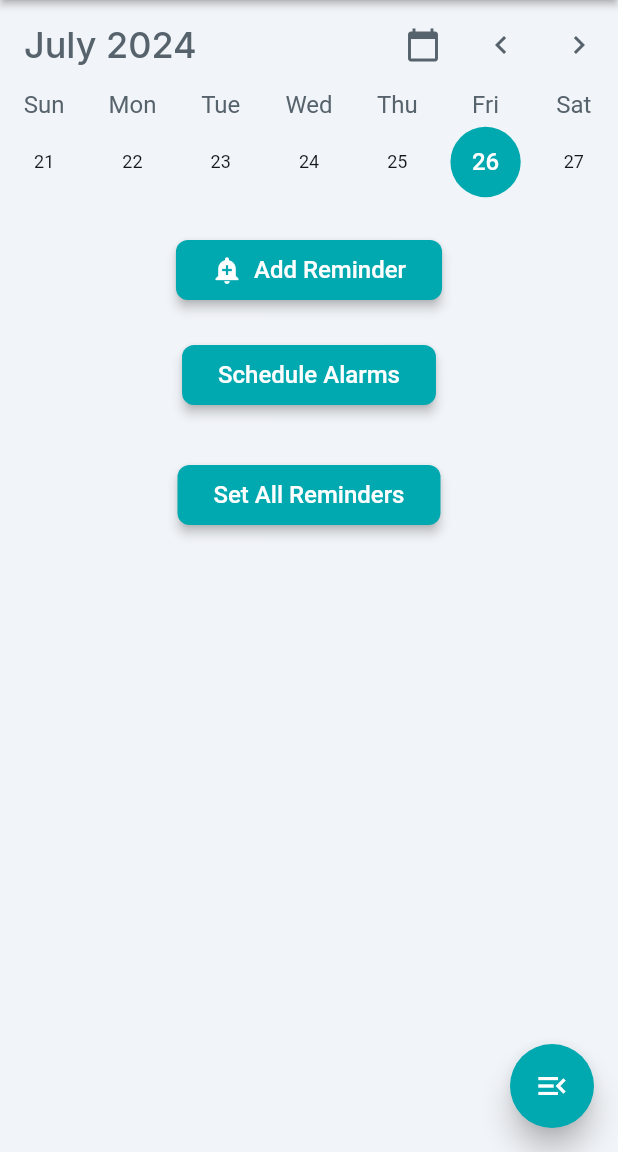
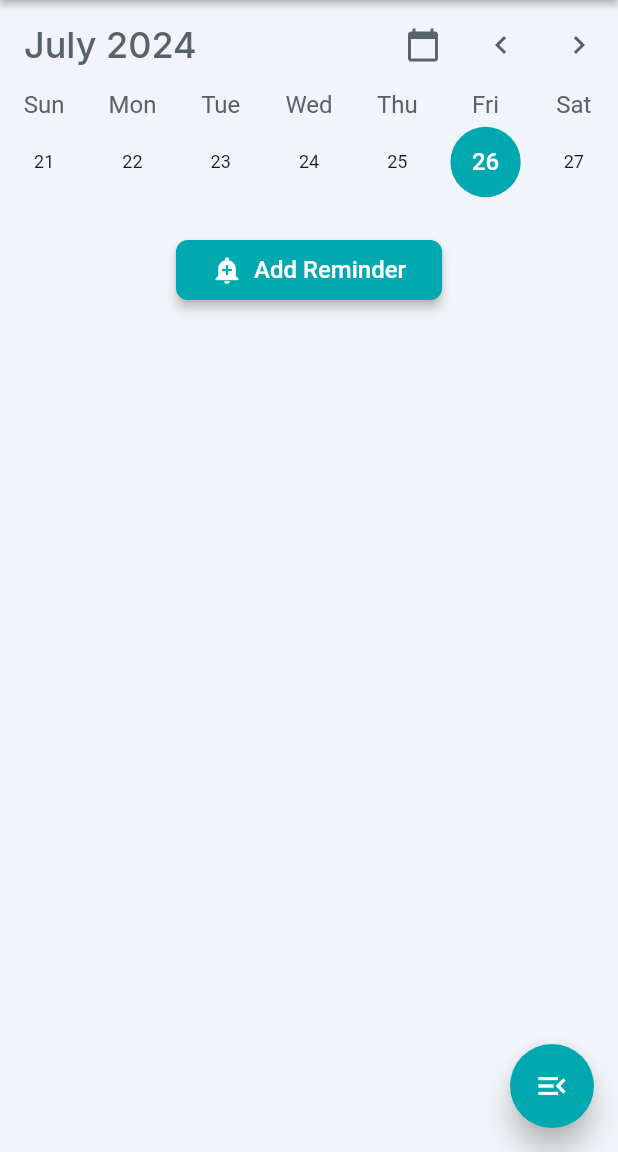
Before and after one commit to Joemuema/MyGloocoLocal, a Flutter app: the MedicationHomeWidget screen opened directly, on a phone screen of 412 x 824 dp, the part 84-1236 px from its top. Run offline on Flutter 3.47's test engine with Material 3 defaults, Android fonts, the light colour scheme and no system bars; drawn by our look-alikes of auto_size_text, table_calendar; our stand-ins replace awesome_notifications, cached_network_image, carousel_slider, cloud_firestore, easy_debounce, file_picker and 27 more; missing offline and left inert: json_path, mime_type, text_search; accounts and stored records are empty; Roboto replaces fonts that are missing (Readex Pro).

Commit message:
Updating to latest FlutterFlow output.

```diff
--- a/lib/medication/medication_form/medication_form_widget.dart
+++ b/lib/medication/medication_form/medication_form_widget.dart
@@ -1287,6 +1287,9 @@ class _MedicationFormWidgetState extends State<MedicationFormWidget> {
                       ),
                     Container(
                       decoration: const BoxDecoration(),
+                      child: Padding(
+                        padding:
+                            const EdgeInsetsDirectional.fromSTEB(0.0, 0.0, 0.0, 30.0),
                         child: Row(
                           mainAxisSize: MainAxisSize.max,
                           mainAxisAlignment: MainAxisAlignment.spaceEvenly,
@@ -1316,12 +1319,14 @@ class _MedicationFormWidgetState extends State<MedicationFormWidget> {
                                     name: _model.medNameTextController.text,
                                     startDate: widget.editMode!
                                         ? _model.startDate
-                                      : functions.getDate(_model.datePicked1!),
+                                        : functions
+                                            .getDate(_model.datePicked1!),
                                     endDate: widget.editMode!
                                         ? _model.endDate
-                                      : functions.getDate(_model.datePicked2!),
-                                  description:
-                                      _model.descriptionTextTextController.text,
+                                        : functions
+                                            .getDate(_model.datePicked2!),
+                                    description: _model
+                                        .descriptionTextTextController.text,
                                     form: _model.medTypeValue,
                                     singleDose: double.tryParse(
                                         _model.singleDoseTextController.text),
@@ -1405,6 +1410,7 @@ class _MedicationFormWidgetState extends State<MedicationFormWidget> {
                           ],
                         ),
                       ),
+                    ),
                   ],
                 ),
               ),
--- a/lib/medication/medication_home/medication_home_widget.dart
+++ b/lib/medication/medication_home/medication_home_widget.dart
@@ -985,88 +985,6 @@ class _MedicationHomeWidgetState extends State<MedicationHomeWidget> {
                             ],
                           ),
                         ),
-                        Padding(
-                          padding: const EdgeInsetsDirectional.fromSTEB(
-                              0.0, 20.0, 0.0, 20.0),
-                          child: Row(
-                            mainAxisSize: MainAxisSize.max,
-                            mainAxisAlignment: MainAxisAlignment.center,
-                            children: [
-                              FFButtonWidget(
-                                onPressed: () async {
-                                  await actions.setIndividualReminders(
-                                    _model.allReminders!
-                                        .map((e) => e.reference)
-                                        .toList(),
-                                  );
-                                },
-                                text: 'Schedule Alarms',
-                                options: FFButtonOptions(
-                                  height: 40.0,
-                                  padding: const EdgeInsetsDirectional.fromSTEB(
-                                      24.0, 0.0, 24.0, 0.0),
-                                  iconPadding: const EdgeInsetsDirectional.fromSTEB(
-                                      0.0, 0.0, 0.0, 0.0),
-                                  color: FlutterFlowTheme.of(context).primary,
-                                  textStyle: FlutterFlowTheme.of(context)
-                                      .titleSmall
-                                      .override(
-                                        fontFamily: 'Readex Pro',
-                                        color: Colors.white,
-                                        letterSpacing: 0.0,
-                                      ),
-                                  elevation: 3.0,
-                                  borderSide: const BorderSide(
-                                    color: Colors.transparent,
-                                    width: 1.0,
-                                  ),
-                                  borderRadius: BorderRadius.circular(8.0),
-                                ),
-                              ),
-                            ],
-                          ),
-                        ),
-                        Padding(
-                          padding: const EdgeInsetsDirectional.fromSTEB(
-                              0.0, 20.0, 0.0, 20.0),
-                          child: Row(
-                            mainAxisSize: MainAxisSize.max,
-                            mainAxisAlignment: MainAxisAlignment.center,
-                            children: [
-                              FFButtonWidget(
-                                onPressed: () async {
-                                  await actions.scheduleAll(
-                                    _model.allReminders!
-                                        .map((e) => e.reference)
-                                        .toList(),
-                                  );
-                                },
-                                text: 'Set All Reminders',
-                                options: FFButtonOptions(
-                                  height: 40.0,
-                                  padding: const EdgeInsetsDirectional.fromSTEB(
-                                      24.0, 0.0, 24.0, 0.0),
-                                  iconPadding: const EdgeInsetsDirectional.fromSTEB(
-                                      0.0, 0.0, 0.0, 0.0),
-                                  color: FlutterFlowTheme.of(context).primary,
-                                  textStyle: FlutterFlowTheme.of(context)
-                                      .titleSmall
-                                      .override(
-                                        fontFamily: 'Readex Pro',
-                                        color: Colors.white,
-                                        letterSpacing: 0.0,
-                                      ),
-                                  elevation: 3.0,
-                                  borderSide: const BorderSide(
-                                    color: Colors.transparent,
-                                    width: 1.0,
-                                  ),
-                                  borderRadius: BorderRadius.circular(8.0),
-                                ),
-                              ),
-                            ],
-                          ),
-                        ),
                       ],
                     ),
                   ),
```
Lines whose indentation alone changed are shown as unchanged.
